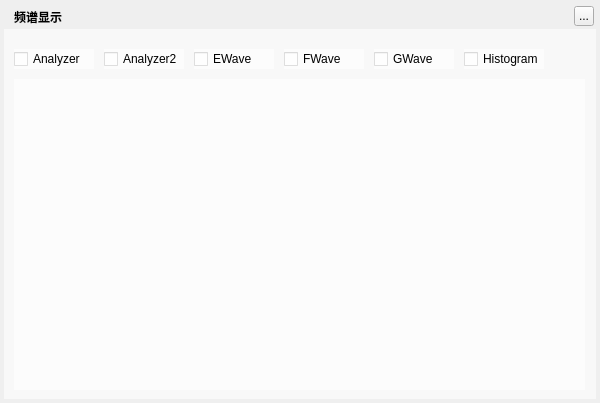
Before: the Qt Designer form TTKCore/musicUiKits/musicToolsetsKits/musicspectrumwidget.ui in Greedysky/TTKMusicPlayer, drawn with Qt 5.
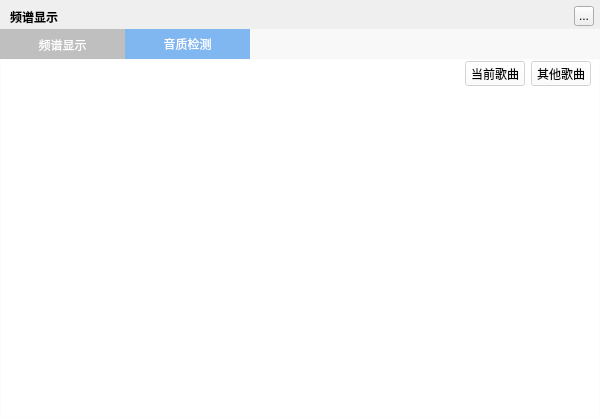
After: the same form once the commit is applied. The open tabs and pages were chosen to show the change.

Commit message: Update spek module[165486]

Diff of the .ui file:
```diff
--- a/TTKCore/musicUiKits/musicToolsetsKits/musicspectrumwidget.ui
+++ b/TTKCore/musicUiKits/musicToolsetsKits/musicspectrumwidget.ui
@@ -7,7 +7,7 @@
     <x>0</x>
     <y>0</y>
     <width>600</width>
-    <height>403</height>
+    <height>418</height>
    </rect>
   </property>
   <property name="windowTitle">
@@ -16,10 +16,10 @@
   <widget class="QLabel" name="background">
    <property name="geometry">
     <rect>
-     <x>4</x>
-     <y>4</y>
-     <width>592</width>
-     <height>395</height>
+     <x>0</x>
+     <y>0</y>
+     <width>600</width>
+     <height>418</height>
     </rect>
    </property>
    <property name="text">
@@ -29,7 +29,7 @@
   <widget class="QLabel" name="topTitleName">
    <property name="geometry">
     <rect>
-     <x>14</x>
+     <x>10</x>
      <y>4</y>
      <width>171</width>
      <height>25</height>
@@ -58,103 +58,275 @@
   <widget class="QWidget" name="backgroundMask" native="true">
    <property name="geometry">
     <rect>
-     <x>4</x>
+     <x>0</x>
      <y>29</y>
-     <width>592</width>
-     <height>370</height>
+     <width>600</width>
+     <height>389</height>
     </rect>
    </property>
    <property name="styleSheet">
     <string notr="true">background:rgba(255,255,255,150)</string>
    </property>
-   <widget class="QWidget" name="verticalLayoutWidget">
+   <widget class="QTabWidget" name="mainViewWidget">
     <property name="geometry">
      <rect>
-      <x>10</x>
-      <y>50</y>
-      <width>571</width>
-      <height>311</height>
+      <x>0</x>
+      <y>0</y>
+      <width>600</width>
+      <height>390</height>
      </rect>
     </property>
-    <layout class="QVBoxLayout" name="viewLayout"/>
-   </widget>
-   <widget class="QCheckBox" name="analyzerBox">
-    <property name="geometry">
-     <rect>
-      <x>10</x>
-      <y>20</y>
-      <width>80</width>
-      <height>20</height>
-     </rect>
+    <property name="styleSheet">
+     <string notr="true">QTabWidget{
+    border:none;
+}
+QTabBar::tab {
+	height:30px;
+	width:125px;
+    background-color: #BFBFBF;
+    color: white;
+}
+QTabBar::tab:selected {
+    background-color: #80B7F1;
+    color: white
+}</string>
     </property>
-    <property name="text">
-     <string>Analyzer</string>
+    <property name="currentIndex">
+     <number>0</number>
     </property>
-   </widget>
-   <widget class="QCheckBox" name="analyzer2Box">
-    <property name="geometry">
-     <rect>
-      <x>100</x>
-      <y>20</y>
-      <width>80</width>
-      <height>20</height>
-     </rect>
-    </property>
-    <property name="text">
-     <string>Analyzer2</string>
-    </property>
-   </widget>
-   <widget class="QCheckBox" name="fwaveBox">
-    <property name="geometry">
-     <rect>
-      <x>280</x>
-      <y>20</y>
-      <width>80</width>
-      <height>20</height>
-     </rect>
-    </property>
-    <property name="text">
-     <string>FWave</string>
-    </property>
-   </widget>
-   <widget class="QCheckBox" name="gwaveBox">
-    <property name="geometry">
-     <rect>
-      <x>370</x>
-      <y>20</y>
-      <width>80</width>
-      <height>20</height>
-     </rect>
-    </property>
-    <property name="text">
-     <string>GWave</string>
-    </property>
-   </widget>
-   <widget class="QCheckBox" name="histogramBox">
-    <property name="geometry">
-     <rect>
-      <x>460</x>
-      <y>20</y>
-      <width>80</width>
-      <height>20</height>
-     </rect>
-    </property>
-    <property name="text">
-     <string>Histogram</string>
-    </property>
-   </widget>
-   <widget class="QCheckBox" name="ewaveBox">
-    <property name="geometry">
-     <rect>
-      <x>190</x>
-      <y>20</y>
-      <width>80</width>
-      <height>20</height>
-     </rect>
-    </property>
-    <property name="text">
-     <string>EWave</string>
-    </property>
+    <widget class="QWidget" name="spectrumWidget">
+     <attribute name="title">
+      <string>频谱显示</string>
+     </attribute>
+     <layout class="QVBoxLayout" name="spectrumLayout">
+      <property name="spacing">
+       <number>0</number>
+      </property>
+      <property name="leftMargin">
+       <number>0</number>
+      </property>
+      <property name="topMargin">
+       <number>0</number>
+      </property>
+      <property name="rightMargin">
+       <number>0</number>
+      </property>
+      <property name="bottomMargin">
+       <number>0</number>
+      </property>
+      <item>
+       <widget class="QWidget" name="spectrumFuncionts" native="true">
+        <property name="minimumSize">
+         <size>
+          <width>0</width>
+          <height>30</height>
+         </size>
+        </property>
+        <property name="maximumSize">
+         <size>
+          <width>16777215</width>
+          <height>30</height>
+         </size>
+        </property>
+        <layout class="QHBoxLayout" name="spectrumFunciontsLayout">
+         <property name="leftMargin">
+          <number>9</number>
+         </property>
+         <property name="topMargin">
+          <number>0</number>
+         </property>
+         <property name="rightMargin">
+          <number>9</number>
+         </property>
+         <property name="bottomMargin">
+          <number>0</number>
+         </property>
+         <item>
+          <widget class="QCheckBox" name="analyzer2Box">
+           <property name="text">
+            <string>Analyzer2</string>
+           </property>
+          </widget>
+         </item>
+         <item>
+          <widget class="QCheckBox" name="ewaveBox">
+           <property name="text">
+            <string>EWave</string>
+           </property>
+          </widget>
+         </item>
+         <item>
+          <widget class="QCheckBox" name="fwaveBox">
+           <property name="text">
+            <string>FWave</string>
+           </property>
+          </widget>
+         </item>
+         <item>
+          <widget class="QCheckBox" name="gwaveBox">
+           <property name="text">
+            <string>GWave</string>
+           </property>
+          </widget>
+         </item>
+         <item>
+          <widget class="QCheckBox" name="histogramBox">
+           <property name="text">
+            <string>Histogram</string>
+           </property>
+          </widget>
+         </item>
+         <item>
+          <widget class="QCheckBox" name="analyzerBox">
+           <property name="text">
+            <string>Analyzer</string>
+           </property>
+          </widget>
+         </item>
+        </layout>
+       </widget>
+      </item>
+      <item>
+       <widget class="QWidget" name="spectrumAreaWidget" native="true">
+        <layout class="QVBoxLayout" name="spectrumAreaLayout">
+         <property name="spacing">
+          <number>2</number>
+         </property>
+         <property name="leftMargin">
+          <number>9</number>
+         </property>
+         <property name="topMargin">
+          <number>0</number>
+         </property>
+         <property name="bottomMargin">
+          <number>5</number>
+         </property>
+        </layout>
+       </widget>
+      </item>
+     </layout>
+    </widget>
+    <widget class="QWidget" name="spekWidget">
+     <attribute name="title">
+      <string>音质检测</string>
+     </attribute>
+     <layout class="QVBoxLayout" name="spekLayout">
+      <property name="spacing">
+       <number>0</number>
+      </property>
+      <property name="leftMargin">
+       <number>0</number>
+      </property>
+      <property name="topMargin">
+       <number>0</number>
+      </property>
+      <property name="rightMargin">
+       <number>0</number>
+      </property>
+      <property name="bottomMargin">
+       <number>0</number>
+      </property>
+      <item>
+       <widget class="QWidget" name="spekFuncionts" native="true">
+        <property name="minimumSize">
+         <size>
+          <width>0</width>
+          <height>30</height>
+         </size>
+        </property>
+        <property name="maximumSize">
+         <size>
+          <width>16777215</width>
+          <height>30</height>
+         </size>
+        </property>
+        <layout class="QHBoxLayout" name="spekFunciontsLayout">
+         <property name="leftMargin">
+          <number>9</number>
+         </property>
+         <property name="topMargin">
+          <number>0</number>
+         </property>
+         <property name="rightMargin">
+          <number>9</number>
+         </property>
+         <property name="bottomMargin">
+          <number>0</number>
+         </property>
+         <item>
+          <spacer name="horizontalSpacer">
+           <property name="orientation">
+            <enum>Qt::Horizontal</enum>
+           </property>
+           <property name="sizeHint" stdset="0">
+            <size>
+             <width>40</width>
+             <height>20</height>
+            </size>
+           </property>
+          </spacer>
+         </item>
+         <item>
+          <widget class="QPushButton" name="localFileButton">
+           <property name="minimumSize">
+            <size>
+             <width>60</width>
+             <height>25</height>
+            </size>
+           </property>
+           <property name="maximumSize">
+            <size>
+             <width>60</width>
+             <height>25</height>
+            </size>
+           </property>
+           <property name="text">
+            <string>当前歌曲</string>
+           </property>
+          </widget>
+         </item>
+         <item>
+          <widget class="QPushButton" name="openFileButton">
+           <property name="minimumSize">
+            <size>
+             <width>60</width>
+             <height>25</height>
+            </size>
+           </property>
+           <property name="maximumSize">
+            <size>
+             <width>60</width>
+             <height>25</height>
+            </size>
+           </property>
+           <property name="text">
+            <string>其他歌曲</string>
+           </property>
+          </widget>
+         </item>
+        </layout>
+       </widget>
+      </item>
+      <item>
+       <widget class="QWidget" name="spekAreaWidget" native="true">
+        <layout class="QVBoxLayout" name="spekAreaLayout">
+         <property name="spacing">
+          <number>2</number>
+         </property>
+         <property name="leftMargin">
+          <number>9</number>
+         </property>
+         <property name="topMargin">
+          <number>0</number>
+         </property>
+         <property name="bottomMargin">
+          <number>5</number>
+         </property>
+        </layout>
+       </widget>
+      </item>
+     </layout>
+    </widget>
    </widget>
   </widget>
   <zorder>background</zorder>
```
The commit also changes 4 other files.
